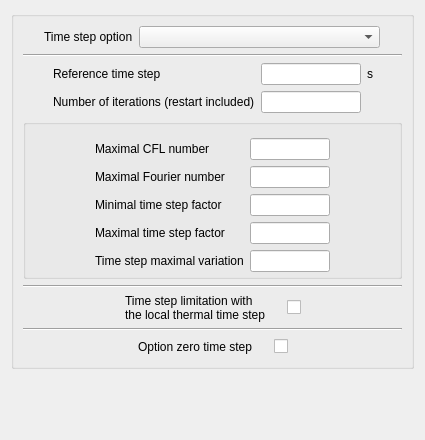
Qt form gui/Pages/TimeStepForm.ui (code-saturne/code_saturne) before a commit.
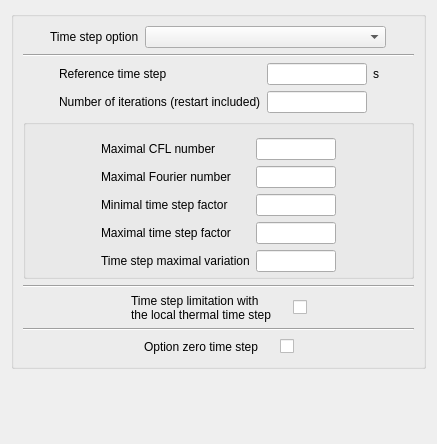
The same form after that commit.

```diff
--- a/gui/Pages/TimeStepForm.ui
+++ b/gui/Pages/TimeStepForm.ui
@@ -6,8 +6,8 @@
    <rect>
     <x>0</x>
     <y>0</y>
-    <width>425</width>
-    <height>440</height>
+    <width>437</width>
+    <height>444</height>
    </rect>
   </property>
   <property name="windowTitle">
```
Left out of the diff: 74 changed lines with no effect on the pictures.
